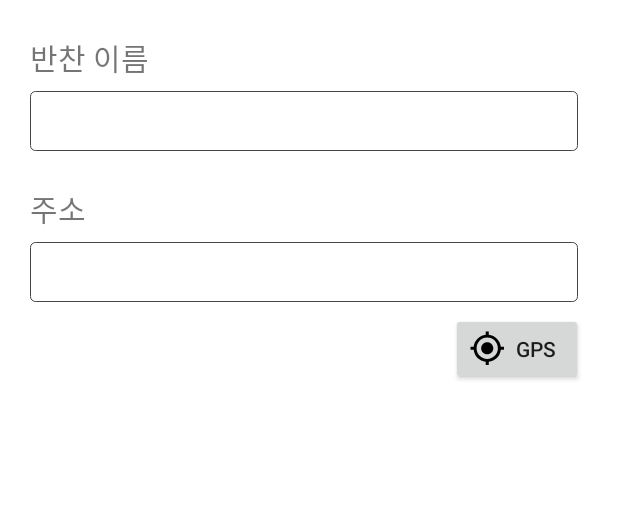
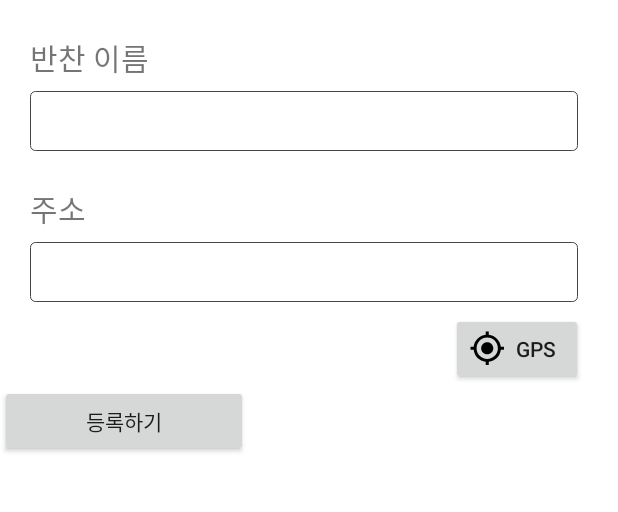
Before and after one commit to leeyouseung/ItsNotMyDish, an Android app: the layout activity_add.xml on its own in the app's theme, with its tools: preview values and no code run, on a phone screen of 412 x 824 dp, the part 419-931 px from its top. Run offline under Robolectric (Android 15) with nearby library versions, the phone set to English and light mode, and no system bars.

Commit message:
Button 등록하기

```diff
--- a/app/src/main/java/com/example/admin/itsnotmydish/add.java
+++ b/app/src/main/java/com/example/admin/itsnotmydish/add.java
@@ -2,6 +2,7 @@ package com.example.admin.itsnotmydish;
 
 import android.support.v7.app.AppCompatActivity;
 import android.os.Bundle;
+import android.view.View;
 
 public class add extends AppCompatActivity {
 
@@ -10,4 +11,8 @@ public class add extends AppCompatActivity {
         super.onCreate(savedInstanceState);
         setContentView(R.layout.activity_add);
     }
+
+    public void addClicked(View v){
+        finish();
+    }
 }
--- a/app/src/main/res/layout/activity_add.xml
+++ b/app/src/main/res/layout/activity_add.xml
@@ -83,6 +83,13 @@
             android:drawable="@drawable/ic_my_location_black_24dp"
             android:drawableLeft="@drawable/ic_my_location_black_24dp" />
 
+        <Button
+            android:id="@+id/button2"
+            android:layout_width="165dp"
+            android:layout_height="wrap_content"
+            android:onClick="addClicked"
+            android:text="등록하기" />
+
 
     </LinearLayout>
 
```
